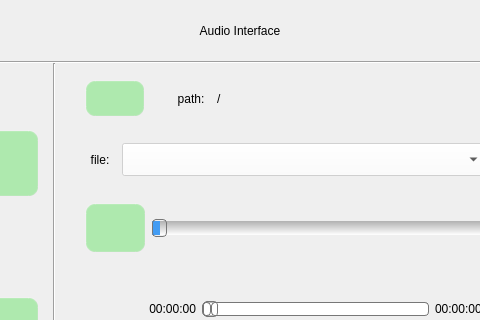
Before: the Qt Designer form voice.ui in jizizihe/baijie_demo, drawn with Qt 5; both pictures show x 96 to 576 and y 0 to 320 of the 672 by 431 pixel window.
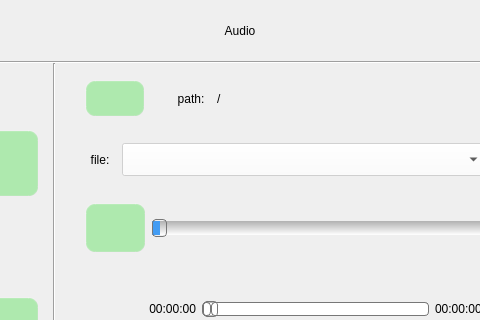
After: the same form once the commit is applied. Icons and pictures are not drawn. Custom widgets are drawn as their Qt base class.

```diff
--- a/voice.ui
+++ b/voice.ui
@@ -169,7 +169,7 @@
       <item>
        <widget class="QLabel" name="label_3">
         <property name="text">
-         <string>Audio Interface</string>
+         <string>Audio</string>
         </property>
         <property name="alignment">
          <set>Qt::AlignCenter</set>
```
